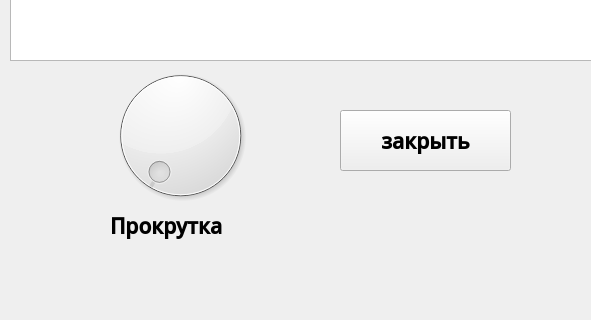
tomyqg/topaz-m, file messages.ui: the form before one commit; both pictures show x 0 to 591 and y 480 to 800 of the 1280 by 800 pixel window.
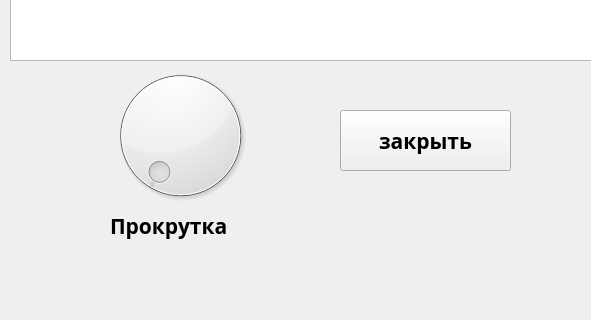
The form after the commit.

Commit message: поменял все шрифты на Open Sans

```diff
--- a/messages.ui
+++ b/messages.ui
@@ -63,7 +63,7 @@
    </property>
    <property name="font">
     <font>
-     <family>Open Sans Semibold</family>
+     <family>Open Sans</family>
      <pointsize>16</pointsize>
      <weight>75</weight>
      <bold>true</bold>
@@ -100,7 +100,7 @@
    </property>
    <property name="font">
     <font>
-     <family>Open Sans Semibold</family>
+     <family>Open Sans</family>
      <pointsize>16</pointsize>
      <weight>75</weight>
      <bold>true</bold>
```
Left out of the diff: 4 changed lines with no effect on the pictures. The commit also changes 4 other files.
